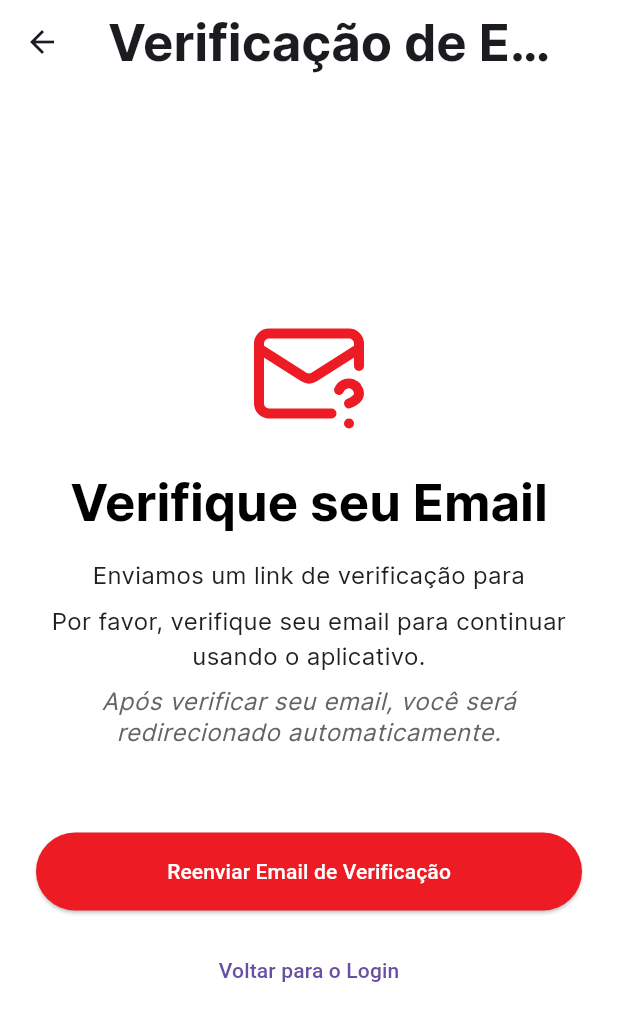
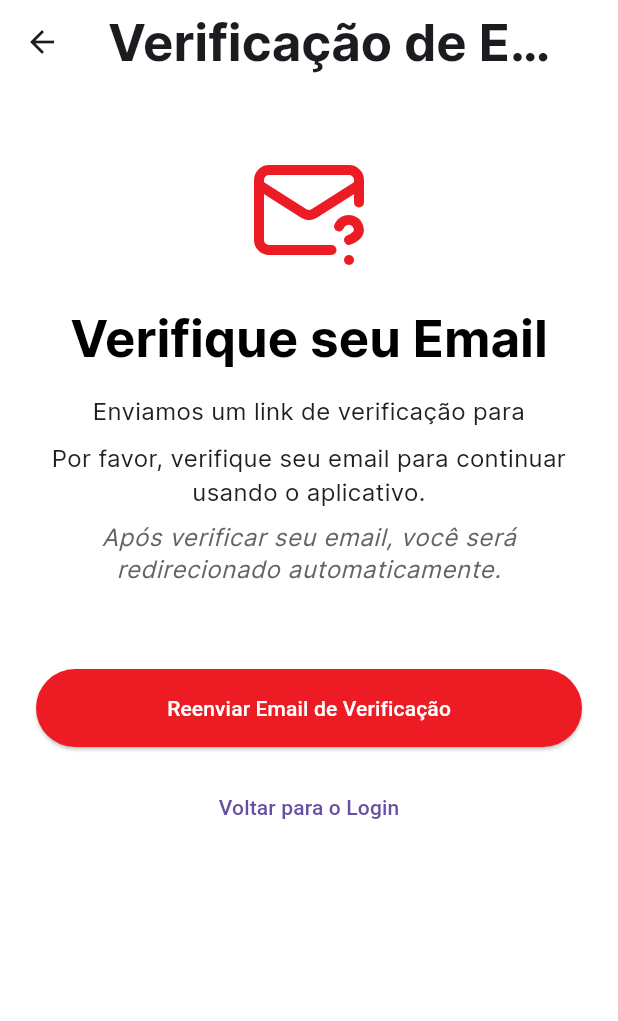
Before and after one commit to Murilo-Carazato/vitalink, a Flutter app: the EmailVerificationPage screen opened directly with empty values, after a tap on "Voltar para o Login", on a phone screen of 412 x 824 dp. Shown: the top 1021 px of the screen. Run offline on Flutter 3.47's test engine with Material 3 defaults, Android fonts, the phone set to English and light mode, and no system bars; our stand-ins replace brasil_fields, carousel_slider, firebase_auth, firebase_core, firebase_messaging, flutter_local_notifications and 10 more; missing offline and left inert: add_2_calendar; accounts and stored records are empty; project files that could hold a hidden picture were left out.

Commit message:
refactor(email): migrar navegação para GoRouter e melhorar UX de verificação

```diff
--- a/mobile/lib/src/pages/email_verification_page.dart
+++ b/mobile/lib/src/pages/email_verification_page.dart
@@ -7,6 +7,7 @@ import 'package:vitalink/services/stores/auth_store.dart';
 import 'package:vitalink/services/stores/user_store.dart';
 import 'package:vitalink/src/pages/auth.dart';
 import 'package:vitalink/styles.dart';
+import 'package:go_router/go_router.dart';
 
 class EmailVerificationPage extends StatefulWidget {
   static const String routeName = '/email-verification';
@@ -60,7 +61,7 @@ class _EmailVerificationPageState extends State<EmailVerificationPage> {
         await userStore.loadCurrentUser();
 
         if (mounted) {
-          Navigator.of(context).pushReplacementNamed('/tab');
+          GoRouter.of(context).go('/tab');
         }
       }
     } catch (e) {
@@ -108,7 +109,7 @@ class _EmailVerificationPageState extends State<EmailVerificationPage> {
     // Logout e retorno à página de login
     final authStore = Provider.of<AuthStore>(context, listen: false);
     authStore.signOut().then((_) {
-      Navigator.of(context).pushReplacementNamed(AuthScreen.routeName);
+      GoRouter.of(context).go('/auth');
     });
   }
 
@@ -118,12 +119,14 @@ class _EmailVerificationPageState extends State<EmailVerificationPage> {
       appBar: AppBar(
         title: const Text('Verificação de Email'),
       ),
-      body: Padding(
+      body: SingleChildScrollView(
+        child: Padding(
           padding: const EdgeInsets.all(24.0),
           child: Column(
             mainAxisAlignment: MainAxisAlignment.center,
             crossAxisAlignment: CrossAxisAlignment.center,
             children: [
+              const SizedBox(height: 20),
               const Icon(
                 LucideIcons.mailQuestion,
                 size: 80,
@@ -215,7 +218,9 @@ class _EmailVerificationPageState extends State<EmailVerificationPage> {
                 onPressed: _goBackToLogin,
                 child: const Text('Voltar para o Login'),
               ),
+              const SizedBox(height: 20), // Add extra space at the bottom for keyboard
             ],
+          ),
         ),
       ),
     );
```
Lines whose indentation alone changed are shown as unchanged.
